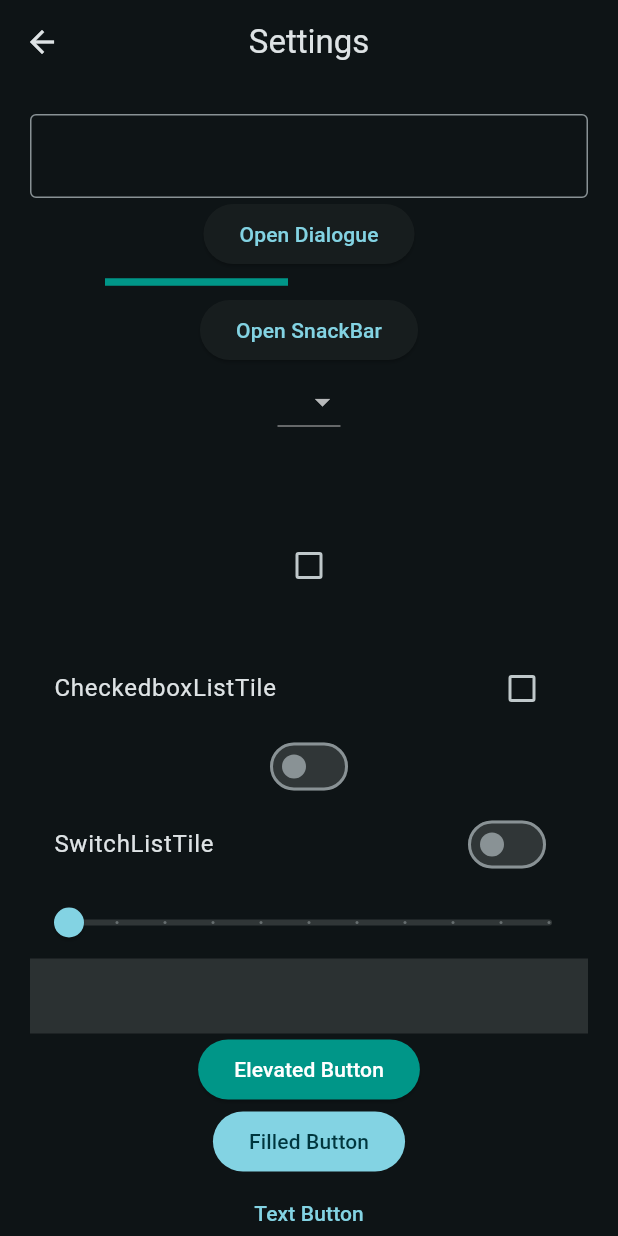
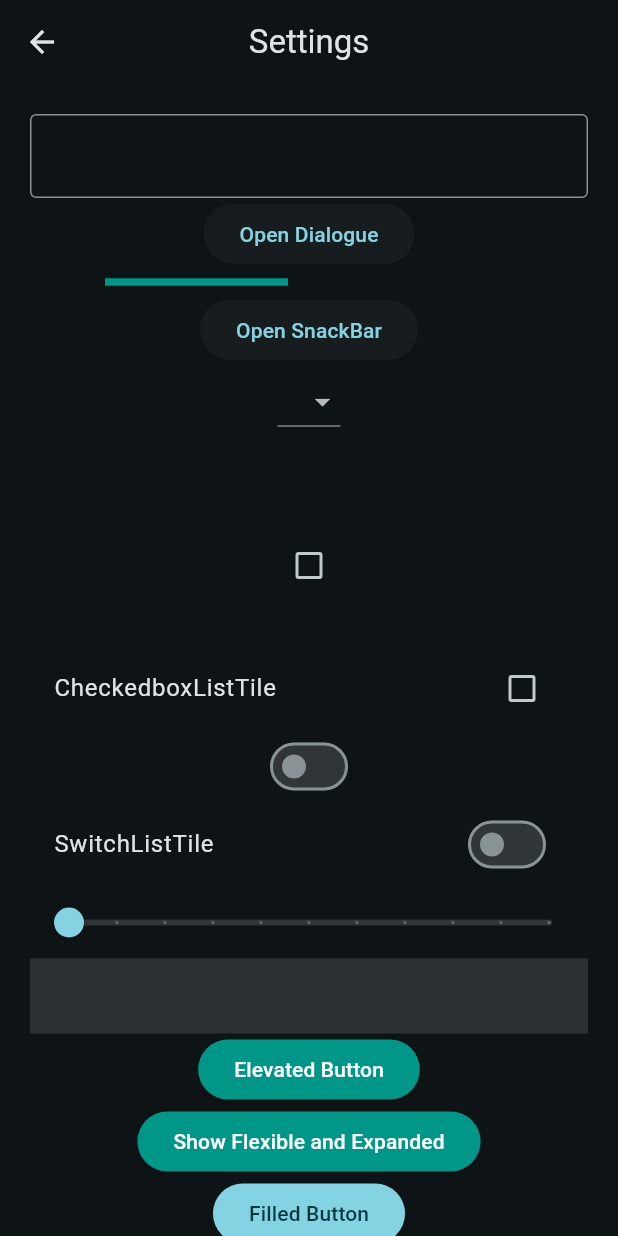
Before and after one commit to retzonel/flutter_mapp_course, a Flutter app: the WidgetTree screen opened directly, item 2 of the bottom bar chosen, after a tap on "Log Out", after a tap on the "settings" icon, on a phone screen of 412 x 824 dp. Run offline on Flutter 3.47's test engine with Material 3 defaults, Android fonts, the phone set to English and light mode, and no system bars; our stand-ins replace lottie, shared_preferences; accounts and stored records are empty.

Commit message:
Update app icons, modify AndroidManifest, adjust container padding, and enhance profile page UI with avatar

```diff
--- /dev/null
+++ b/devtools_options.yaml
@@ -0,0 +1,3 @@
+description: This file stores settings for Dart & Flutter DevTools.
+documentation: https://docs.flutter.dev/tools/devtools/extensions#configure-extension-enablement-states
+extensions:
--- a/lib/views/pages/home_page.dart
+++ b/lib/views/pages/home_page.dart
@@ -1,7 +1,6 @@
 import 'package:flutter/material.dart';
 import 'package:flutter_mapp_course/data/constants.dart';
 import 'package:flutter_mapp_course/views/pages/course_page.dart';
-import 'package:flutter_mapp_course/views/pages/settings_page.dart';
 import 'package:flutter_mapp_course/views/widgets/container_widget.dart';
 import 'package:flutter_mapp_course/views/widgets/hero_widget.dart';
 
@@ -23,15 +22,18 @@ class HomePage extends StatelessWidget {
       child: SingleChildScrollView(
         child: Column(
           children: [
-            SizedBox(height: 20,),
-            HeroWidget(title: "Flutter Mapp", nextPage: CoursePage(),),
+            SizedBox(height: 20),
+            HeroWidget(title: "Flutter Mapp", nextPage: CoursePage()),
 
+            SizedBox(height: 5),
             ...List.generate(list.length, (index) {
               return ContainerWidget(
                 title: list.elementAt(index),
                 description: "description",
               );
             }),
+
+            SizedBox(height: 5),
           ],
         ),
       ),
--- a/lib/views/pages/profile_page.dart
+++ b/lib/views/pages/profile_page.dart
@@ -11,10 +11,17 @@ class ProfilePage extends StatelessWidget {
       padding: EdgeInsets.all(20.0),
       child: Column(
         children: [
+          CircleAvatar(
+            radius: 50,
+            backgroundImage: AssetImage("assets/images/b-008.jpg"),
+          ),
+
+          SizedBox(height: 20),
+
           SizedBox(
             child: ListTile(
               title: Text("Log Out"),
-              tileColor: Colors.teal.shade900,
+
               onTap: () {
                 selectedPageNotifier.value = 0;
                 Navigator.push(
--- a/lib/views/pages/settings_page.dart
+++ b/lib/views/pages/settings_page.dart
@@ -1,4 +1,5 @@
 import 'package:flutter/material.dart';
+import 'package:flutter_mapp_course/views/pages/expanded_flexible_test.dart';
 
 class SettingsPage extends StatefulWidget {
   const SettingsPage({super.key, required this.title});
@@ -51,8 +52,12 @@ class _SettingsPageState extends State<SettingsPage> {
                 child: Text("Open Dialogue"),
               ),
 
-              Divider(thickness: 5.0, endIndent: 200.0, color: Colors.teal, indent: 50,),
-
+              Divider(
+                thickness: 5.0,
+                endIndent: 200.0,
+                color: Colors.teal,
+                indent: 50,
+              ),
 
               ElevatedButton(
                 onPressed: () {
@@ -148,6 +153,24 @@ class _SettingsPageState extends State<SettingsPage> {
                 child: Text("Elevated Button"),
               ),
 
+              ElevatedButton(
+                onPressed: () {
+                  Navigator.push(
+                    context,
+                    MaterialPageRoute(
+                      builder: (context) {
+                        return ExpandedFlexibleTest();
+                      },
+                    ),
+                  );
+                },
+                style: ElevatedButton.styleFrom(
+                  backgroundColor: Colors.teal,
+                  foregroundColor: Colors.white,
+                ),
+                child: Text("Show Flexible and Expanded"),
+              ),
+
               FilledButton(onPressed: () {}, child: Text("Filled Button")),
 
               TextButton(onPressed: () {}, child: Text("Text Button")),
--- a/lib/views/widgets/container_widget.dart
+++ b/lib/views/widgets/container_widget.dart
@@ -11,7 +11,7 @@ class ContainerWidget extends StatelessWidget {
   Widget build(BuildContext context) {
     return Container(
       width: double.infinity,
-      padding: EdgeInsets.only(top: 5),
+      padding: EdgeInsets.symmetric(vertical: 2.0),
       child: Card(
         child: Padding(
           padding: EdgeInsets.all(20),
--- a/lib/views/widgets/hero_widget.dart
+++ b/lib/views/widgets/hero_widget.dart
@@ -27,35 +27,29 @@ class HeroWidget extends StatelessWidget {
         children: [
           Hero(
             tag: "hero1",
+            child: AspectRatio(
+              aspectRatio: 1920 / 1080,
               child: ClipRRect(
                 borderRadius: BorderRadius.circular(20.0),
                 child: Image.asset(
                   "assets/images/bg_1.jpg",
+                  fit: BoxFit.cover,
                   color: Colors.teal,
                   colorBlendMode: BlendMode.multiply,
                 ),
               ),
             ),
+          ),
 
-          Center(
-            child: Column(
-              mainAxisAlignment: MainAxisAlignment.center,
-              children: [
-                SizedBox(
-                  height: 250,
-                  child: FittedBox(
-                    alignment: AlignmentGeometry.center,
+          FittedBox(
             child: Text(
               title,
               style: AppStyles.tealTitleBoldTT.copyWith(
                 letterSpacing: 50,
                 fontSize: 50,
+                fontWeight: FontWeight.w900,
                 color: Colors.white10,
               ),
-                    ),
-                  ),
-                ),
-              ],
             ),
           ),
         ],
--- a/lib/views/widgets/navbar_widget.dart
+++ b/lib/views/widgets/navbar_widget.dart
@@ -13,6 +13,7 @@ class NavBarWidget extends StatelessWidget {
           destinations: [
             NavigationDestination(icon: Icon(Icons.home_filled), label: "Home"),
             NavigationDestination(icon: Icon(Icons.person_2), label: "Profile"),
+
           ],
           onDestinationSelected: (int value) {
             selectedPageNotifier.value = value;
```
Also changed, not shown: flutter_launcher_icons.yaml (added, +17 -0 lines), lib/views/pages/expanded_flexible_test.dart (added, +32 -0 lines), lib/views/pages/login_page.dart (+13 -2 lines), assets/images/20250909_153447.jpg (added), 29 other files. Lines whose indentation alone changed are shown as unchanged.
